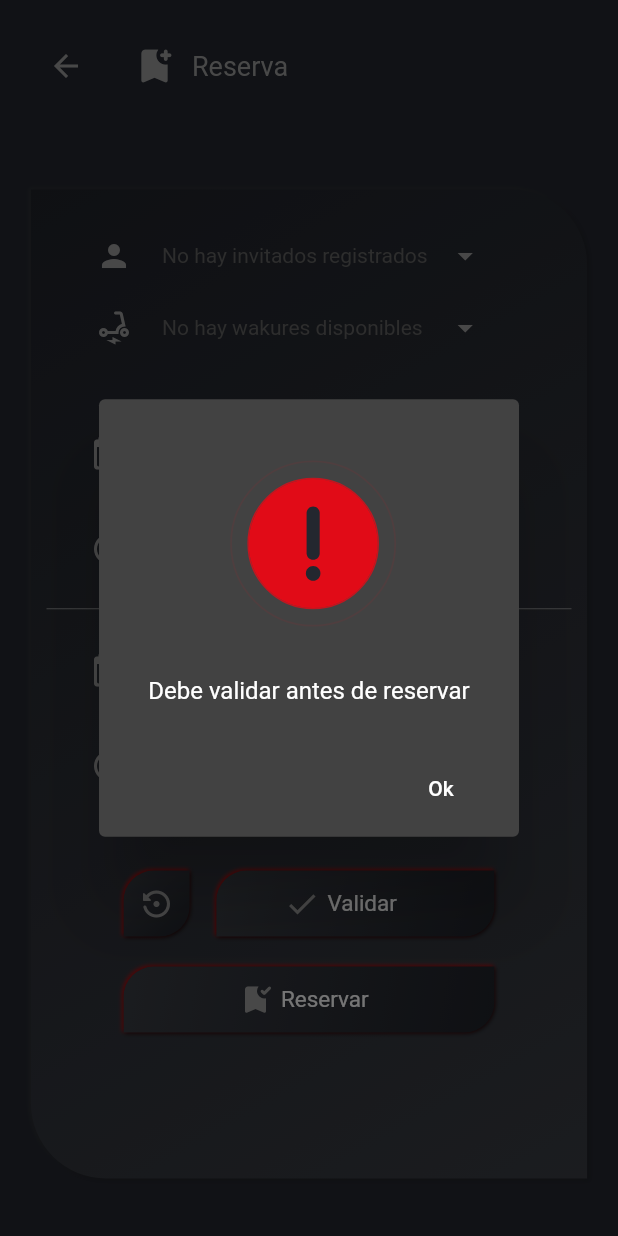
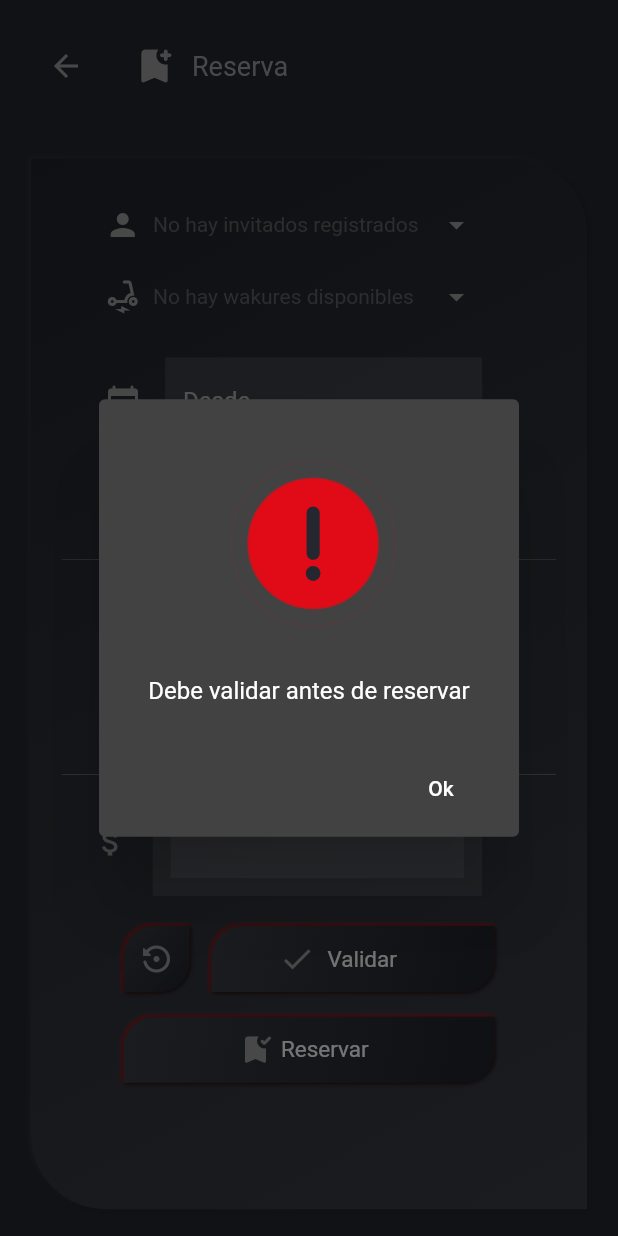
Before and after one commit to Joelnicolass/wakurent, a Flutter app: the AddBooking_View screen opened by its route, after a tap on "Reservar", on a phone screen of 412 x 824 dp. Run offline on Flutter 3.47's test engine with Material 2 defaults, Android fonts, the phone set to English and light mode, and no system bars; drawn by our look-alikes of datetime_picker_formfield, flutter_neumorphic; our stand-ins replace bloc, dio, equatable, flutter_bloc, flutter_secure_storage, geolocator and 3 more; missing offline and left inert: day_picker; accounts and stored records are empty.

Commit message:
modify bloc booking and implemented ticket

```diff
--- a/lib/blocs/booking/booking_event.dart
+++ b/lib/blocs/booking/booking_event.dart
@@ -12,6 +12,7 @@ class SaveAllDateTimeEvent extends BookingEvent {
   final String endDate;
   final String startTime;
   final String endTime;
+  final String price;
   final List<Wakure> wakureList;
   final bool stateBtnReservation;
 
@@ -20,6 +21,7 @@ class SaveAllDateTimeEvent extends BookingEvent {
     required this.endDate,
     required this.startTime,
     required this.endTime,
+    required this.price,
     required this.wakureList,
     required this.stateBtnReservation,
   });
@@ -54,6 +56,14 @@ class SaveTimeToEvent extends BookingEvent {
 
   SaveTimeToEvent({
     required this.timeTo,
+  });
+}
+
+class SavePriceEvent extends BookingEvent {
+  final String price;
+
+  SavePriceEvent({
+    required this.price,
   });
 }
 
@@ -126,3 +136,25 @@ class SaveAvailableDaysEvent extends BookingEvent {
     required this.userId,
   });
 }
+
+// add booking, generate ticket
+class AddBookingEvent extends BookingEvent {
+  final userId;
+  final clientId;
+  final wakureId;
+  final price;
+  final dateFrom;
+  final dateTo;
+  final timeFrom;
+  final timeTo;
+
+  AddBookingEvent(
+      {required this.userId,
+      required this.clientId,
+      required this.wakureId,
+      required this.price,
+      required this.dateFrom,
+      required this.dateTo,
+      required this.timeFrom,
+      required this.timeTo});
+}
--- a/lib/blocs/booking/booking_state.dart
+++ b/lib/blocs/booking/booking_state.dart
@@ -6,6 +6,7 @@ class BookingState extends Equatable {
   final String dateTo;
   final String timeFrom;
   final String timeTo;
+  final String price;
   final String clientId;
   final String wakureId;
   final String message;
@@ -26,6 +27,7 @@ class BookingState extends Equatable {
     String? dateTo,
     String? timeFrom,
     String? timeTo,
+    String? price,
     String? clientId,
     String? wakureId,
     String? message,
@@ -44,6 +46,7 @@ class BookingState extends Equatable {
         dateTo = dateTo ?? '',
         timeFrom = timeFrom ?? '',
         timeTo = timeTo ?? '',
+        price = price ?? '',
         clientId = clientId ?? '',
         wakureId = wakureId ?? '',
         message = message ?? '',
@@ -65,6 +68,7 @@ class BookingState extends Equatable {
     String? dateTo,
     String? timeFrom,
     String? timeTo,
+    String? price,
     String? clientId,
     String? wakureId,
     String? message,
@@ -85,6 +89,7 @@ class BookingState extends Equatable {
         dateTo: dateTo ?? this.dateTo,
         timeFrom: timeFrom ?? this.timeFrom,
         timeTo: timeTo ?? this.timeTo,
+        price: price ?? this.price,
         clientId: clientId ?? this.clientId,
         wakureId: wakureId ?? this.wakureId,
         message: message ?? this.message,
@@ -107,6 +112,7 @@ class BookingState extends Equatable {
         dateTo,
         timeFrom,
         timeTo,
+        price,
         clientId,
         wakureId,
         message,
--- a/lib/routes/routes.dart
+++ b/lib/routes/routes.dart
@@ -1,6 +1,7 @@
 import 'package:flutter/material.dart';
 
 import 'package:walkiler/routes/selectors/loading_screen.dart';
+import 'package:walkiler/routes/selectors/process_request_add_booking.dart';
 import 'package:walkiler/routes/selectors/process_request_add_friend.dart';
 import 'package:walkiler/routes/selectors/process_request_add_wakure.dart';
 import 'package:walkiler/screens/login_screen.dart';
@@ -35,6 +36,6 @@ final Map<String, Widget Function(BuildContext)> appRoutes = {
   'processResponseGetWakure': (_) => ProcessRequestGetWakure(),
   'processResponseAddWakure': (_) => ProcessRequestAddWakure(),
   'processResponseAddFriend': (_) => ProcessRequestAddFriend(),
+  'processResponseAddBooking': (_) => ProcessRequestAddBooking(),
   'add_booking_view': (_) => AddBooking_View(),
-
 };
--- a/lib/views/add_booking_view.dart
+++ b/lib/views/add_booking_view.dart
@@ -45,6 +45,7 @@ class _AddBooking_ViewState extends State<AddBooking_View> {
                   endTime: '',
                   startDate: '',
                   startTime: '',
+                  price: '',
                   wakureList: <Wakure>[],
                   stateBtnReservation: false),
             );
@@ -82,7 +83,7 @@ class _bookingForm_cardState extends State<bookingForm_card> {
 
     return Container(
       width: g.width * 0.9,
-      height: g.height * 0.8,
+      height: g.height * 0.85,
       child: Neumorphic(
         style: NeumorphicStyle(
           shape: NeumorphicShape.concave,
@@ -100,13 +101,13 @@ class _bookingForm_cardState extends State<bookingForm_card> {
             const SizedBox(height: 20),
             Center(
               child: Container(
-                width: 300,
+                width: g.width * 0.7,
                 child: Padding(
                   padding: const EdgeInsets.symmetric(horizontal: 8.0),
                   child: Row(
                     children: [
                       Container(child: Icon(Icons.person, color: Colors.grey)),
-                      SizedBox(width: 20),
+                      SizedBox(width: g.width * 0.02),
                       Container(
                         width: g.width * 0.52,
                         child: BlocConsumer<FriendBloc, FriendState>(
@@ -200,7 +201,7 @@ class _bookingForm_cardState extends State<bookingForm_card> {
             ),
             Center(
               child: Container(
-                width: 300,
+                width: g.width * 0.7,
                 child: Padding(
                   padding: const EdgeInsets.symmetric(horizontal: 8.0),
                   child: Row(
@@ -208,7 +209,7 @@ class _bookingForm_cardState extends State<bookingForm_card> {
                       Container(
                           child: Icon(Icons.electric_scooter_rounded,
                               color: Colors.grey)),
-                      SizedBox(width: 20),
+                      SizedBox(width: g.width * 0.02),
                       Container(
                         width: g.width * 0.52,
                         child: BlocConsumer<BookingBloc, BookingState>(
@@ -302,7 +303,7 @@ class _bookingForm_cardState extends State<bookingForm_card> {
               ),
             ),
             SizedBox(
-              height: 30,
+              height: g.height * 0.02,
             ),
             DateTimeForm(),
           ],
--- a/lib/widgets/booking_form.dart
+++ b/lib/widgets/booking_form.dart
@@ -62,8 +62,18 @@ class _DateTimeFormState extends State<DateTimeForm> {
             endTime: '',
             startDate: '',
             startTime: '',
+            price: '',
             wakureList: <Wakure>[],
             stateBtnReservation: false),
+      );
+    }
+
+    void _savePrice(String priceBooking) {
+      final bookingBloc = BlocProvider.of<BookingBloc>(context);
+      bookingBloc.add(
+        SavePriceEvent(
+          price: priceBooking,
+        ),
       );
     }
 
@@ -76,20 +86,20 @@ class _DateTimeFormState extends State<DateTimeForm> {
             label: 'Desde',
             function: _saveDateFrom,
           ),
-          SizedBox(height: 5),
+          SizedBox(height: g.height * 0.01),
           ClockPicker(
             label: 'Horario',
             function: _saveTimeFrom,
           ),
-          SizedBox(height: 10),
+          SizedBox(height: g.height * 0.01),
 
           // separator with gradient
           Center(
             child: Container(
-              height: 2,
-              width: 350,
+              height: g.height * 0.001,
+              width: g.width * 0.8,
               //gradient vertical
-              decoration: BoxDecoration(
+              decoration: const BoxDecoration(
                 gradient: LinearGradient(
                   begin: Alignment.topCenter,
                   end: Alignment.bottomCenter,
@@ -102,17 +112,37 @@ class _DateTimeFormState extends State<DateTimeForm> {
             ),
           ),
 
-          SizedBox(height: 10),
+          SizedBox(height: g.height * 0.01),
           DateField(
             label: 'Hasta',
             function: _saveDateTo,
           ),
-          SizedBox(height: 5),
+          SizedBox(height: g.height * 0.01),
           ClockPicker(label: 'Horario', function: _saveTimeTo),
+          SizedBox(height: g.height * 0.01),
+          Center(
+            child: Container(
+              height: g.height * 0.001,
+              width: g.width * 0.8,
+              //gradient vertical
+              decoration: const BoxDecoration(
+                gradient: LinearGradient(
+                  begin: Alignment.topCenter,
+                  end: Alignment.bottomCenter,
+                  colors: [
+                    Colors.white54,
+                    Colors.transparent,
+                  ],
+                ),
+              ),
+            ),
+          ),
+          SizedBox(height: g.height * 0.01),
 
-          // buttons
+          PriceField(function: _savePrice, label: 'Precio'),
+
           Padding(
-            padding: const EdgeInsets.only(left: 20, right: 20, top: 40),
+            padding: const EdgeInsets.only(left: 20, right: 20, top: 20),
             child: Center(
               child: Container(
                 width: g.width * 0.6,
@@ -141,7 +171,7 @@ class _DateTimeFormState extends State<DateTimeForm> {
                       child: Row(
                         children: [
                           Icon(Icons.check_outlined, color: Colors.grey),
-                          SizedBox(width: 5),
+                          SizedBox(width: g.height * 0.01),
                           Text('Validar',
                               style:
                                   TextStyle(color: Colors.white, fontSize: 15)),
@@ -157,7 +187,6 @@ class _DateTimeFormState extends State<DateTimeForm> {
                         bookingBloc.add(
                           VerifyAvailability(id: authBloc.state.user!.id),
                         );
-                        //TODO cambiar estado al boton de reservar si hay wakures disponibles
                       },
                     ),
                   ],
@@ -165,7 +194,7 @@ class _DateTimeFormState extends State<DateTimeForm> {
               ),
             ),
           ),
-          SizedBox(height: 20),
+          SizedBox(height: g.height * 0.02),
           Center(
             child: Container(
               width: g.width * 0.6,
@@ -213,10 +242,31 @@ class _DateTimeFormState extends State<DateTimeForm> {
                     );
                     return;
                   } else {
-                    print('se reserva');
                     formKey.currentState?.save();
-                    //TODO hacer post a api
+
+                    final userId =
+                        BlocProvider.of<AuthBloc>(context).state.user!.id;
+                    final clientId = bookingBloc.state.selectedItemClientId;
+                    final wakureId = bookingBloc.state.selectedItemWakureId;
+                    final price = bookingBloc.state.price;
+                    final dateFrom = bookingBloc.state.dateFrom;
+                    final dateTo = bookingBloc.state.dateTo;
+                    final timeFrom = bookingBloc.state.timeFrom;
+                    final timeTo = bookingBloc.state.timeTo;
+
+                    bookingBloc.add(AddBookingEvent(
+                        userId: userId,
+                        clientId: clientId,
+                        wakureId: wakureId,
+                        price: price,
+                        dateFrom: dateFrom,
+                        dateTo: dateTo,
+                        timeFrom: timeFrom,
+                        timeTo: timeTo));
                   }
+
+                  Navigator.of(context).pushNamedAndRemoveUntil(
+                      'processResponseAddBooking', (route) => false);
                 },
                 style: button_style(),
               ),
@@ -258,7 +308,7 @@ class DateField extends StatelessWidget {
     return Column(children: <Widget>[
       Row(
         children: [
-          SizedBox(width: 40),
+          SizedBox(width: g.height * 0.06),
           Expanded(
             child: DateTimeField(
               onChanged: (value) {
@@ -284,17 +334,17 @@ class DateField extends StatelessWidget {
                 return showDatePicker(
                     context: context,
                     firstDate: DateTime(1900),
-                    initialDate: currentValue ?? DateTime.now(),
+                    initialDate: DateTime.now(),
                     lastDate: DateTime(2100),
                     helpText: 'SELECCIONAR DÍA',
                     cancelText: 'CANCELAR',
                     builder: (context, child) {
                       return Theme(
                         data: ThemeData.dark().copyWith(
-                          timePickerTheme:
-                              TimePickerThemeData(backgroundColor: Colors.blue),
-                          colorScheme: ColorScheme.dark(
-                            primary: const Color(0xffE10B17),
+                          timePickerTheme: const TimePickerThemeData(
+                              backgroundColor: Colors.blue),
+                          colorScheme: const ColorScheme.dark(
+                            primary: Color(0xffE10B17),
                             onPrimary: Colors.white,
                             surface: g.background,
                             onSurface: Colors.white,
@@ -308,7 +358,7 @@ class DateField extends StatelessWidget {
             ),
           ),
           SizedBox(
-            width: 70,
+            width: g.width * 0.17,
           ),
         ],
       ),
@@ -333,7 +383,7 @@ class ClockPicker extends StatelessWidget {
     return Column(children: <Widget>[
       Row(
         children: [
-          SizedBox(width: 40),
+          SizedBox(width: g.height * 0.06),
           Expanded(
             child: DateTimeField(
               onChanged: (value) {
@@ -379,9 +429,72 @@ class ClockPicker extends StatelessWidget {
               },
             ),
           ),
-          SizedBox(width: 70),
+          SizedBox(width: g.width * 0.17),
         ],
       ),
     ]);
   }
 }
+
+class PriceField extends StatelessWidget {
+  final Function(String) function;
+  final String label;
+
+  // constructor
+  PriceField({Key? key, required this.function, required this.label})
+      : super(key: key);
+
+  @override
+  Widget build(BuildContext context) {
+    return Column(children: <Widget>[
+      Row(
+        children: [
+          SizedBox(width: g.width * 0.1),
+          Expanded(
+            child: FormField(
+              builder: (FormFieldState<String> state) {
+                return InputDecorator(
+                  decoration: const InputDecoration(
+                    border: InputBorder.none,
+                    filled: true,
+                    fillColor: Colors.white10,
+                    icon: Icon(
+                      Icons.attach_money,
+                      color: Colors.grey,
+                    ),
+                  ),
+                  child: Row(
+                    mainAxisAlignment: MainAxisAlignment.spaceBetween,
+                    children: <Widget>[
+                      Expanded(
+                        child: TextFormField(
+                          onSaved: (newValue) {
+                            print(BlocProvider.of<BookingBloc>(context).state);
+                          },
+                          onChanged: (value) {
+                            if (value != null) {
+                              function(value);
+                            }
+                          },
+                          keyboardType: TextInputType.number,
+                          decoration: InputDecoration(
+                            border: InputBorder.none,
+                            filled: true,
+                            fillColor: Colors.white10,
+                          ),
+                        ),
+                      ),
+                    ],
+                  ),
+                );
+              },
+            ),
+          ),
+          SizedBox(
+            width: g.width * 0.17,
+          ),
+        ],
+      ),
+    ]);
+  }
+}
```
Also changed, not shown: lib/blocs/booking/booking_bloc.dart (+56 -0 lines), lib/routes/selectors/process_request_add_booking.dart (added, +48 -0 lines), lib/views/booking_view.dart (+3 -4 lines).
